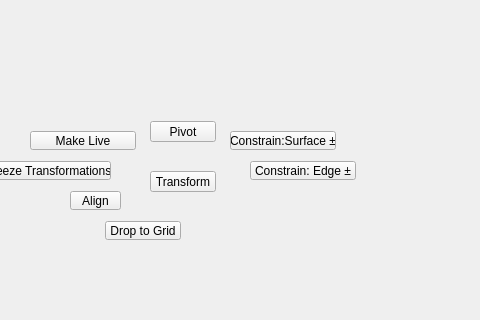
Qt form ui/1_base_menus/2_sub_menus/transform_submenu.ui (m3trik/Scripts_portable) before a commit; both pictures show x 120 to 600 and y 129 to 449 of the 600 by 600 pixel window.
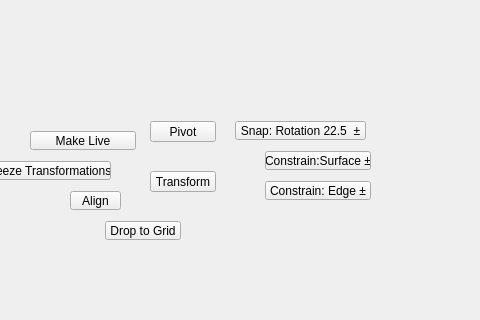
The same form after that commit. Custom widgets are drawn as their Qt base class.

What changed in the file:
```diff
--- a/ui/1_base_menus/2_sub_menus/transform_submenu.ui
+++ b/ui/1_base_menus/2_sub_menus/transform_submenu.ui
@@ -152,15 +152,15 @@
     </property>
     <property name="geometry">
      <rect>
-      <x>370</x>
-      <y>290</y>
+      <x>385</x>
+      <y>310</y>
       <width>106</width>
       <height>19</height>
      </rect>
     </property>
     <property name="maximumSize">
      <size>
-      <width>111</width>
+      <width>999</width>
       <height>19</height>
      </size>
     </property>
@@ -300,15 +300,15 @@
     </property>
     <property name="geometry">
      <rect>
-      <x>350</x>
-      <y>260</y>
+      <x>385</x>
+      <y>280</y>
       <width>106</width>
       <height>19</height>
      </rect>
     </property>
     <property name="maximumSize">
      <size>
-      <width>111</width>
+      <width>999</width>
       <height>19</height>
      </size>
     </property>
@@ -337,6 +337,49 @@
      <bool>false</bool>
     </property>
    </widget>
+   <widget class="QPushButton" name="chk014">
+    <property name="enabled">
+     <bool>true</bool>
+    </property>
+    <property name="geometry">
+     <rect>
+      <x>355</x>
+      <y>250</y>
+      <width>131</width>
+      <height>19</height>
+     </rect>
+    </property>
+    <property name="maximumSize">
+     <size>
+      <width>999</width>
+      <height>19</height>
+     </size>
+    </property>
+    <property name="toolTip">
+     <string>Constrain to surface</string>
+    </property>
+    <property name="layoutDirection">
+     <enum>Qt::LeftToRight</enum>
+    </property>
+    <property name="autoFillBackground">
+     <bool>true</bool>
+    </property>
+    <property name="text">
+     <string>Snap: Rotation 22.5  ±</string>
+    </property>
+    <property name="iconSize">
+     <size>
+      <width>18</width>
+      <height>18</height>
+     </size>
+    </property>
+    <property name="checkable">
+     <bool>true</bool>
+    </property>
+    <property name="checked">
+     <bool>false</bool>
+    </property>
+   </widget>
   </widget>
  </widget>
  <customwidgets>
```
